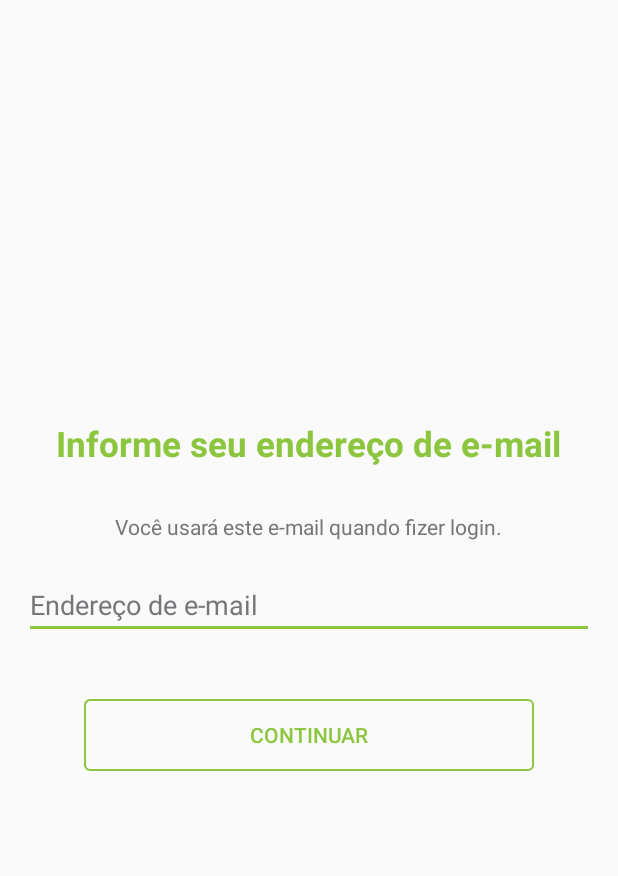
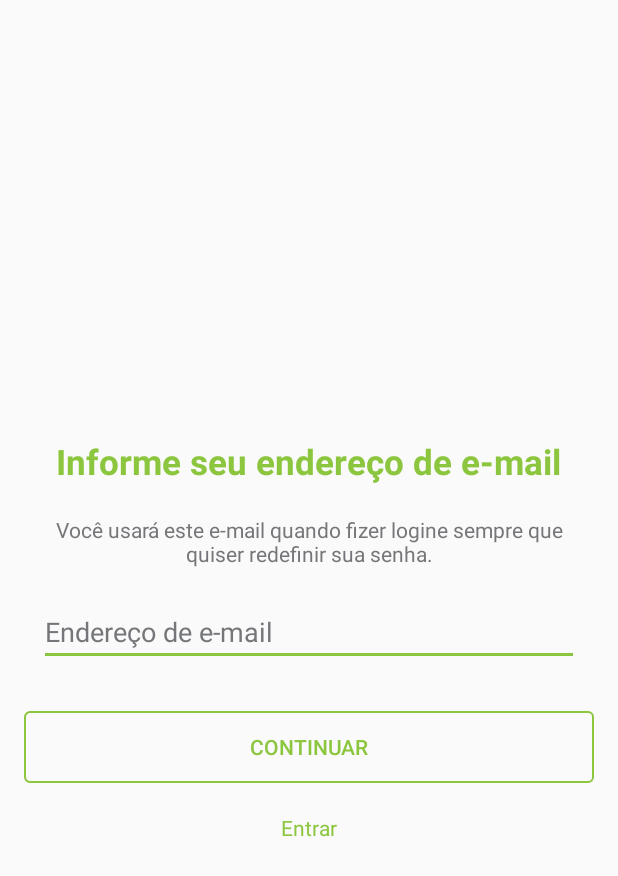
Before and after one commit to yassuom/AMBECO, an Android app: the RegistrationActivity screen opened directly, with no data from a screen before it, after a tap on "CONTINUAR", on a phone screen of 412 x 824 dp. Shown: the top 876 px of the screen. Run offline under Robolectric (Android 15) with nearby library versions, the phone set to English and light mode, and no system bars; 2 statements that could not run were skipped.

Commit message:
Commit alteracoes tela de registro

```diff
--- a/app/src/main/java/br/com/ambeco/LocaisListaFragment.java
+++ b/app/src/main/java/br/com/ambeco/LocaisListaFragment.java
@@ -7,17 +7,13 @@ import android.support.v4.app.Fragment;
 import android.view.LayoutInflater;
 import android.view.View;
 import android.view.ViewGroup;
-import android.widget.Button;
-import android.widget.ImageView;
 import android.widget.ListView;
 
-import java.util.ArrayList;
 import java.util.List;
 
 import br.com.ambeco.adapter.LocalAdapter;
 import br.com.ambeco.beans.LocalBean;
 import br.com.ambeco.dao.LocalDAO;
-import br.com.ambeco.listeners.onFilterImageClickListener;
 
 public class LocaisListaFragment extends Fragment {
 
--- a/app/src/main/java/br/com/ambeco/LoginActivity.java
+++ b/app/src/main/java/br/com/ambeco/LoginActivity.java
@@ -19,7 +19,7 @@ public class LoginActivity extends AppCompatActivity {
 
     @Override
     protected void onCreate(Bundle savedInstanceState) {
-        this.requestWindowFeature(Window.FEATURE_NO_TITLE);
+        //this.requestWindowFeature(Window.FEATURE_NO_TITLE);
 
         super.onCreate(savedInstanceState);
         setContentView(R.layout.activity_login);
--- a/app/src/main/java/br/com/ambeco/RegistrationActivity.java
+++ b/app/src/main/java/br/com/ambeco/RegistrationActivity.java
@@ -28,33 +28,27 @@ public class RegistrationActivity extends AppCompatActivity {
         registrationBox4 = (LinearLayout) findViewById(R.id.registration_box4);
     }
 
-    public void onCreateAccountContinueClick(View view) {
+    public void onContinueClick(View view) {
         changeRegistrationBox(registrationBox1,registrationBox2);
-    }
-
-    public void onEmailContinueClick(View view) {
-        changeRegistrationBox(registrationBox2,registrationBox3);
-    }
-
-    public void onNameContinueClick(View view) {
-        changeRegistrationBox(registrationBox3,registrationBox4);
     }
 
     private void changeRegistrationBox(final LinearLayout boxFrom, final LinearLayout boxTo) {
 
-        final RelativeLayout mainContent = (RelativeLayout) findViewById(R.id.registration_main);
+        final LinearLayout mainContent = (LinearLayout) findViewById(R.id.activity_registration);
 
         Animation leftToRight = AnimationUtils.loadAnimation(getBaseContext(), R.anim.left_right_animation);
 
+        boxFrom.setVisibility(View.INVISIBLE);
         leftToRight.setAnimationListener(new Animation.AnimationListener() {
             @Override
             public void onAnimationStart(Animation animation) {
-                boxFrom.setVisibility(View.INVISIBLE);
+                boxTo.setVisibility(View.VISIBLE);
+                mainContent.setVisibility(View.INVISIBLE);
             }
 
             @Override
             public void onAnimationEnd(Animation animation) {
-                boxTo.setVisibility(View.VISIBLE);
+                mainContent.setVisibility(View.VISIBLE);
             }
 
             @Override
@@ -66,16 +60,4 @@ public class RegistrationActivity extends AppCompatActivity {
         mainContent.startAnimation(leftToRight);
     }
 
-    @Override
-    public void onBackPressed() {
-        if((registrationBox1.getVisibility() == View.VISIBLE) || (registrationBox2.getVisibility() == View.VISIBLE)){
-            finish();
-        } else if(registrationBox3.getVisibility() == View.VISIBLE) {
-            changeRegistrationBox(registrationBox3, registrationBox2);
-        } else if(registrationBox4.getVisibility() == View.VISIBLE) {
-            changeRegistrationBox(registrationBox4, registrationBox3);
-        }
-        super.onBackPressed();
-    }
-
 }
--- a/app/src/main/res/layout/activity_login.xml
+++ b/app/src/main/res/layout/activity_login.xml
@@ -29,7 +29,7 @@
             android:id="@+id/login_user"
             android:layout_width="match_parent"
             android:layout_height="wrap_content"
-            android:hint="Login"
+            android:hint="Email"
             android:layout_marginLeft="10dp"
             android:layout_marginRight="10dp"/>
 
--- a/app/src/main/res/layout/activity_registration.xml
+++ b/app/src/main/res/layout/activity_registration.xml
@@ -1,5 +1,5 @@
 <?xml version="1.0" encoding="utf-8"?>
-<RelativeLayout xmlns:android="http://schemas.android.com/apk/res/android"
+<LinearLayout xmlns:android="http://schemas.android.com/apk/res/android"
     xmlns:tools="http://schemas.android.com/tools"
     android:id="@+id/activity_registration"
     android:layout_width="match_parent"
@@ -8,12 +8,14 @@
     android:paddingLeft="@dimen/activity_horizontal_margin"
     android:paddingRight="@dimen/activity_horizontal_margin"
     android:paddingTop="@dimen/activity_vertical_margin"
-    tools:context="br.com.ambeco.RegistrationActivity">
+    android:orientation="vertical"
+    tools:context="br.com.ambeco.RegistrationActivity"
+    android:gravity="center">
 
     <RelativeLayout
-        android:layout_width="match_parent"
-        android:layout_height="match_parent"
-        android:id="@+id/registration_main">
+        android:layout_width="wrap_content"
+        android:layout_height="wrap_content"
+        android:layout_gravity="center">
 
         <LinearLayout
             android:id="@+id/registration_box1"
@@ -36,28 +38,10 @@
             <TextView
                 android:layout_width="wrap_content"
                 android:layout_height="wrap_content"
-                android:text="Crie uma conta facilmente em poucos passos"
+                android:text="Crie uma conta facilmente em poucos passos."
                 android:layout_gravity="center"
                 android:textColor="#757679"
-                android:layout_margin="20dp"/>
-
-            <Button
-                android:layout_width="match_parent"
-                android:layout_height="wrap_content"
-                android:text="Continuar"
-                android:layout_gravity="center"
-                android:layout_margin="30dp"
-                android:enabled="true"
-                android:textColor="@color/layoutColor"
-                android:background="@drawable/transparent_button"
-                android:onClick="onCreateAccountContinueClick"/>
-
-            <TextView
-                android:layout_width="wrap_content"
-                android:layout_height="wrap_content"
-                android:layout_gravity="center"
-                android:text="Entrar"
-                android:textColor="@color/layoutColor"/>
+                android:layout_marginTop="20dp"/>
 
         </LinearLayout>
 
@@ -75,6 +59,7 @@
                 android:layout_height="wrap_content"
                 android:text="Informe seu endereço de e-mail"
                 android:layout_gravity="center"
+                android:textAlignment="center"
                 android:textStyle="bold"
                 android:textColor="@color/layoutColor"
                 android:textSize="23dp"
@@ -83,10 +68,11 @@
             <TextView
                 android:layout_width="wrap_content"
                 android:layout_height="wrap_content"
-                android:text="Você usará este e-mail quando fizer login."
+                android:text="Você usará este e-mail quando fizer logine sempre que quiser redefinir sua senha."
                 android:layout_gravity="center"
+                android:textAlignment="center"
                 android:textColor="#757679"
-                android:layout_margin="20dp"
+                android:layout_margin="10dp"
                 />
 
             <EditText
@@ -95,19 +81,8 @@
                 android:layout_weight="1"
                 android:layout_gravity="center"
                 android:hint="Endereço de e-mail"
-
-                android:textColorHint="#757679" />
-
-            <Button
-                android:layout_width="match_parent"
-                android:layout_height="wrap_content"
-                android:text="Continuar"
-                android:layout_gravity="center"
-                android:layout_margin="40dp"
-                android:enabled="true"
-                android:textColor="@color/layoutColor"
-                android:background="@drawable/transparent_button"
-                android:onClick="onEmailContinueClick"/>
+                android:textColorHint="#757679"
+                android:layout_margin="10dp"/>
 
         </LinearLayout>
 
@@ -125,6 +100,7 @@
                 android:layout_height="wrap_content"
                 android:text="Qual é o seu nome?"
                 android:layout_gravity="center"
+                android:textAlignment="center"
                 android:textStyle="bold"
                 android:textColor="@color/layoutColor"
                 android:textSize="23dp"
@@ -133,15 +109,17 @@
             <TextView
                 android:layout_width="wrap_content"
                 android:layout_height="wrap_content"
-                android:text="Assim poderemos identificar melhor você."
+                android:text="É mais fácil para reconhecermos você se usar seu nome verdadeiro."
                 android:layout_gravity="center"
+                android:textAlignment="center"
                 android:textColor="#757679"
                 android:layout_margin="20dp"
                 />
 
             <TableLayout
                 android:layout_width="match_parent"
-                android:layout_height="match_parent">
+                android:layout_height="match_parent"
+                android:layout_margin="20dp">
 
                 <TableRow>
                     <EditText
@@ -162,18 +140,6 @@
                         android:textColorHint="#757679" />
                 </TableRow>
             </TableLayout>
-
-            <Button
-                android:layout_width="match_parent"
-                android:layout_height="wrap_content"
-                android:text="Continuar"
-                android:layout_gravity="center"
-                android:layout_margin="40dp"
-                android:enabled="true"
-                android:textColor="@color/layoutColor"
-                android:background="@drawable/transparent_button"
-                android:onClick="onNameContinueClick"/>
-
         </LinearLayout>
 
         <LinearLayout
@@ -184,8 +150,56 @@
             android:layout_centerVertical="true"
             android:orientation="vertical"
             android:visibility="invisible">
+
+            <TextView
+                android:layout_width="wrap_content"
+                android:layout_height="wrap_content"
+                android:text="Crie uma senha"
+                android:layout_gravity="center"
+                android:textAlignment="center"
+                android:textStyle="bold"
+                android:textColor="@color/layoutColor"
+                android:textSize="23dp"
+                android:layout_margin="10dp"/>
+
+            <TextView
+                android:layout_width="wrap_content"
+                android:layout_height="wrap_content"
+                android:text="Digite uma combinação de pelo menos seis digitos."
+                android:layout_gravity="center"
+                android:textAlignment="center"
+                android:textColor="#757679"
+                android:layout_margin="20dp" />
+
+            <EditText
+                android:layout_width="match_parent"
+                android:layout_height="match_parent"
+                android:layout_weight="1"
+                android:layout_gravity="center"
+                android:hint="Senha"
+                android:inputType="textPassword"
+                android:textColorHint="#757679"
+                android:layout_margin="20dp"/>
         </LinearLayout>
 
     </RelativeLayout>
 
-</RelativeLayout>
+    <Button
+        android:layout_width="match_parent"
+        android:layout_height="wrap_content"
+        android:text="Continuar"
+        android:layout_gravity="center"
+        android:enabled="true"
+        android:textColor="@color/layoutColor"
+        android:background="@drawable/transparent_button"
+        android:onClick="onContinueClick"/>
+
+    <TextView
+        android:layout_width="wrap_content"
+        android:layout_height="wrap_content"
+        android:layout_gravity="center"
+        android:text="Entrar"
+        android:textColor="@color/layoutColor"
+        android:layout_marginTop="20dp"/>
+
+</LinearLayout>
```
